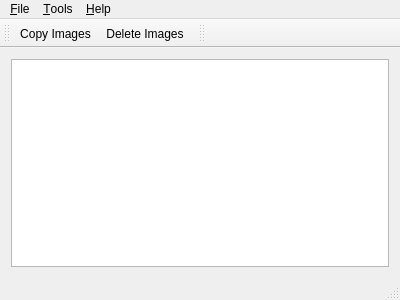
QSaman/AnkiUtility, file mainwindow.ui: the form before one commit.
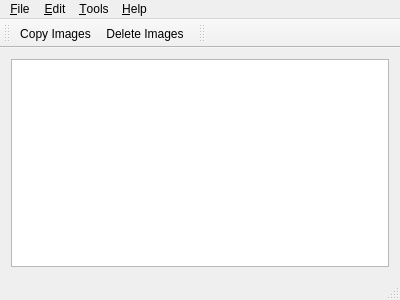
The form after the commit. Icons and pictures are not drawn. Custom widgets are drawn as their Qt base class.

Commit message: Building context menu. It's almost complete ;)

```diff
--- a/mainwindow.ui
+++ b/mainwindow.ui
@@ -48,7 +48,13 @@
     </property>
     <addaction name="actionAbout_Qt"/>
    </widget>
+   <widget class="QMenu" name="menu_Edit">
+    <property name="title">
+     <string>&amp;Edit</string>
+    </property>
+   </widget>
    <addaction name="menu_File"/>
+   <addaction name="menu_Edit"/>
    <addaction name="menu_Tools"/>
    <addaction name="menu_Help"/>
   </widget>
```
Left out of the diff: 25 changed lines with no effect on the pictures. The commit also changes 4 other files.
